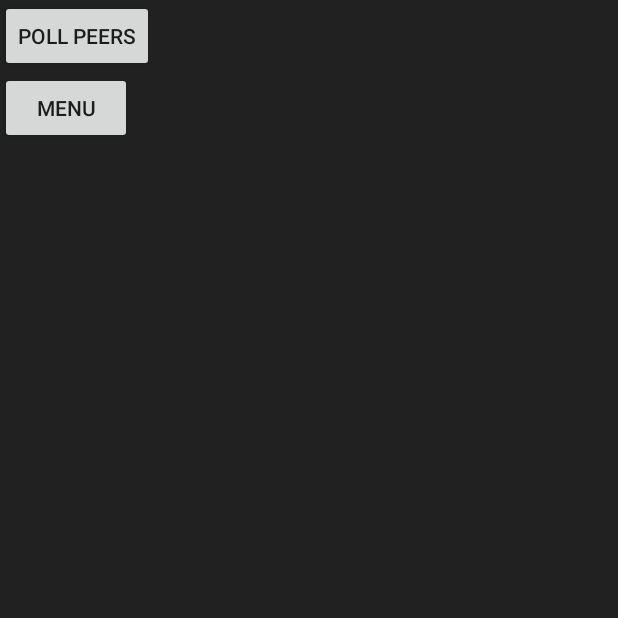
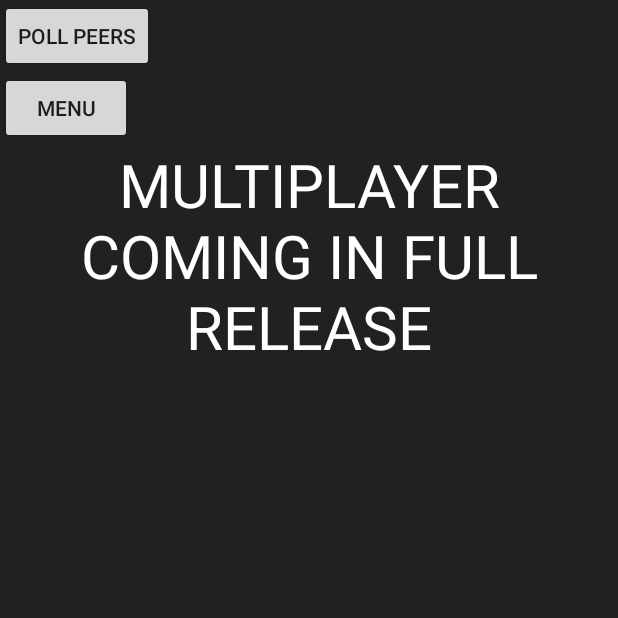
Before and after one commit to stealmyhousekey/bruhssianroulette, an Android app: the NetworkActivity screen opened directly, with no data from a screen before it, on a phone screen of 412 x 824 dp, the top half of it. Run offline under Robolectric (Android 15) with nearby library versions, the phone set to English and light mode, and no system bars; libraries missing offline, so code that uses them is left out: .

Commit message:
text improvements and multiplayer clarification
-no multi without money, that's what i always say

```diff
--- a/BRUH/src/main/java/com/stelmo/brtest/SettingsActivity.kt
+++ b/BRUH/src/main/java/com/stelmo/brtest/SettingsActivity.kt
@@ -15,7 +15,8 @@ class SettingsActivity : AppCompatActivity() {
         val menuButton = findViewById(R.id.s_menu_button) as Button
         val infoString = "BRUHssian Roulette is a game revolving around the idea of funny, embarassing situations. \n \n" +
                 "In this demo, you can test your luck in a single-player game by pressing the SOLO button on the home screen. \n \n" +
-                "From here, you'll be presented with the game screen, where you can either spin the wheel or test your luck right away by pressing the READY button. \n \n" +
+                "From here, you'll be presented with the game screen, where you can either spin the wheel or press your luck right away by pressing the READY button. \n \n" +
+                "If none of the remaining slots feel safe, simply hit the RESET button to randomize the wheel and reset your odds to 1/6. \n \n" +
                 "If you lose, a random image from your phone will be displayed on-screen for all to see. \n \n" +
                 "So, you feeling lucky, bruh?"
 
--- a/BRUH/src/main/res/layout/activity_network.xml
+++ b/BRUH/src/main/res/layout/activity_network.xml
@@ -18,14 +18,25 @@ android:layout_height="fill_parent">
         android:text="MENU" />
 
     <TextView
+        android:id="@+id/soonView"
+        android:layout_width="match_parent"
+        android:layout_height="wrap_content"
+        android:layout_centerInParent="true"
+        android:gravity="center"
+        android:text="MULTIPLAYER COMING IN FULL RELEASE"
+        android:textColor="#FFFFFF"
+        android:textSize="40sp" />
+
+    <TextView
         android:id="@+id/TEXT_STATUS_ID"
         android:layout_width="match_parent"
         android:layout_height="wrap_content"
-        android:layout_below="@id/n_menu_button"
-        android:layout_centerInParent="true"
+        android:layout_below="@id/soonView"
         android:layout_weight="1.0"
         android:gravity="center_horizontal"
         android:textColor="@color/grey_1000"
         android:textSize="20sp" />
 
+
+
 </LinearLayout>
```
